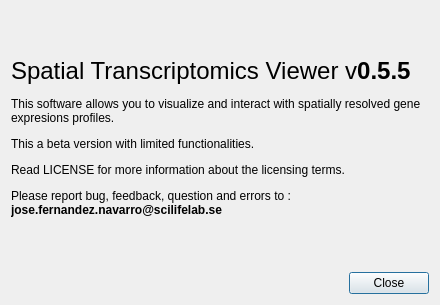
Qt form assets/ui/aboutdialog.ui (jfnavarro/st_viewer) before a commit.
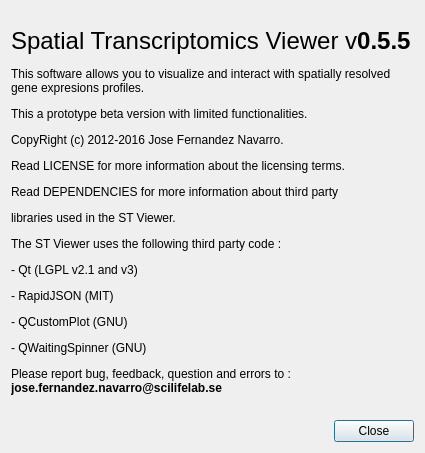
The same form after that commit.

Commit message: Upgraded deprecated libraries and licenses

```diff
--- a/assets/ui/aboutdialog.ui
+++ b/assets/ui/aboutdialog.ui
@@ -9,8 +9,8 @@
    <rect>
     <x>0</x>
     <y>0</y>
-    <width>440</width>
-    <height>305</height>
+    <width>425</width>
+    <height>453</height>
    </rect>
   </property>
   <property name="sizePolicy">
@@ -43,7 +43,7 @@
         <bool>true</bool>
        </property>
        <property name="text">
-        <string>&lt;html&gt;&lt;head/&gt;&lt;body&gt;&lt;p&gt;&lt;span style=&quot; font-size:18pt;&quot;&gt;Spatial Transcriptomics Viewer v&lt;/span&gt;&lt;span style=&quot; font-size:18pt; font-weight:600;&quot;&gt;0.5.5&lt;/span&gt;&lt;/p&gt;&lt;p&gt;This software allows you to visualize and interact with spatially resolved gene expresions profiles.&lt;/p&gt;&lt;p&gt;This a beta version with limited functionalities.&lt;/p&gt;&lt;p&gt;Read LICENSE for more information about the licensing terms.&lt;/p&gt;&lt;p&gt;Please report bug, feedback, question and errors to : &lt;span style=&quot; font-weight:600;&quot;&gt;jose.fernandez.navarro@scilifelab.se&lt;/span&gt;&lt;/p&gt;&lt;/body&gt;&lt;/html&gt;</string>
+        <string>&lt;html&gt;&lt;head/&gt;&lt;body&gt;&lt;p&gt;&lt;span style=&quot; font-size:18pt;&quot;&gt;Spatial Transcriptomics Viewer v&lt;/span&gt;&lt;span style=&quot; font-size:18pt; font-weight:600;&quot;&gt;0.5.5&lt;/span&gt;&lt;/p&gt;&lt;p&gt;This software allows you to visualize and interact with spatially resolved gene expresions profiles.&lt;/p&gt;&lt;p&gt;This a prototype beta version with limited functionalities.&lt;/p&gt;&lt;p&gt;CopyRight (c) 2012-2016 Jose Fernandez Navarro.&lt;/p&gt;&lt;p&gt;Read LICENSE for more information about the licensing terms.&lt;/p&gt;&lt;p&gt;Read DEPENDENCIES for more information about third party&lt;/p&gt;&lt;p&gt;libraries used in the ST Viewer. &lt;/p&gt;&lt;p&gt;The ST Viewer uses the following third party code :&lt;/p&gt;&lt;p&gt;- Qt (LGPL v2.1 and v3)&lt;/p&gt;&lt;p&gt;- RapidJSON (MIT)&lt;/p&gt;&lt;p&gt;- QCustomPlot (GNU)&lt;/p&gt;&lt;p&gt;- QWaitingSpinner (GNU)&lt;/p&gt;&lt;p&gt;Please report bug, feedback, question and errors to : &lt;span style=&quot; font-weight:600;&quot;&gt;jose.fernandez.navarro@scilifelab.se&lt;/span&gt;&lt;/p&gt;&lt;/body&gt;&lt;/html&gt;</string>
        </property>
        <property name="textFormat">
         <enum>Qt::AutoText</enum>
```
The commit also changes 61 other files.
